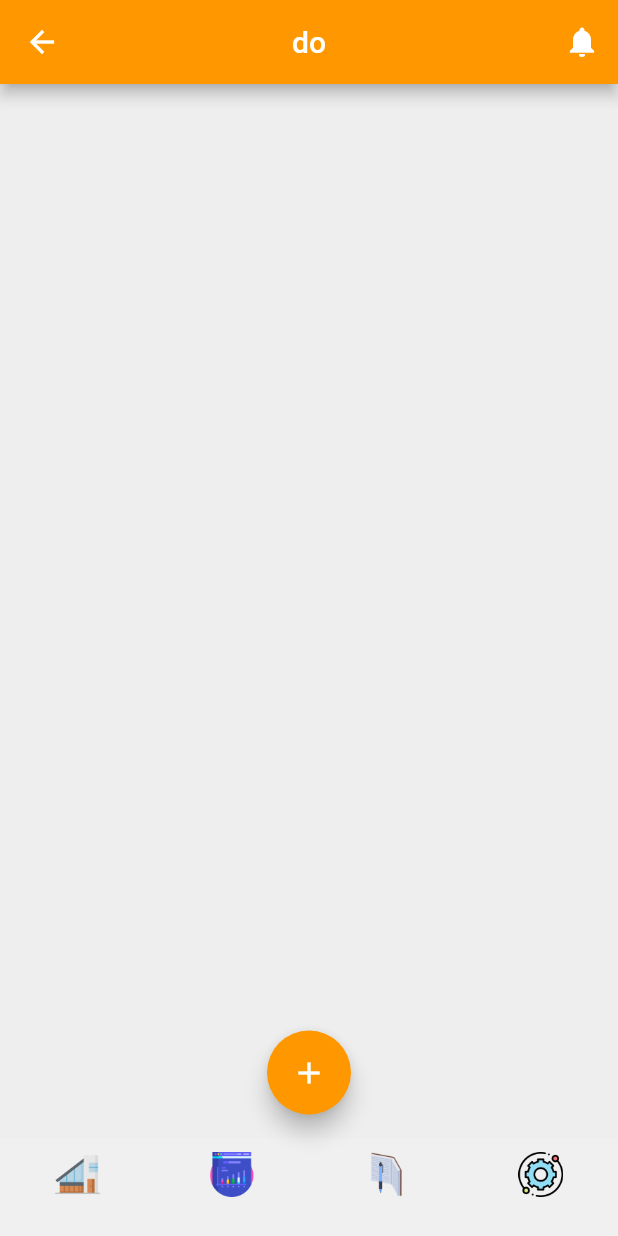
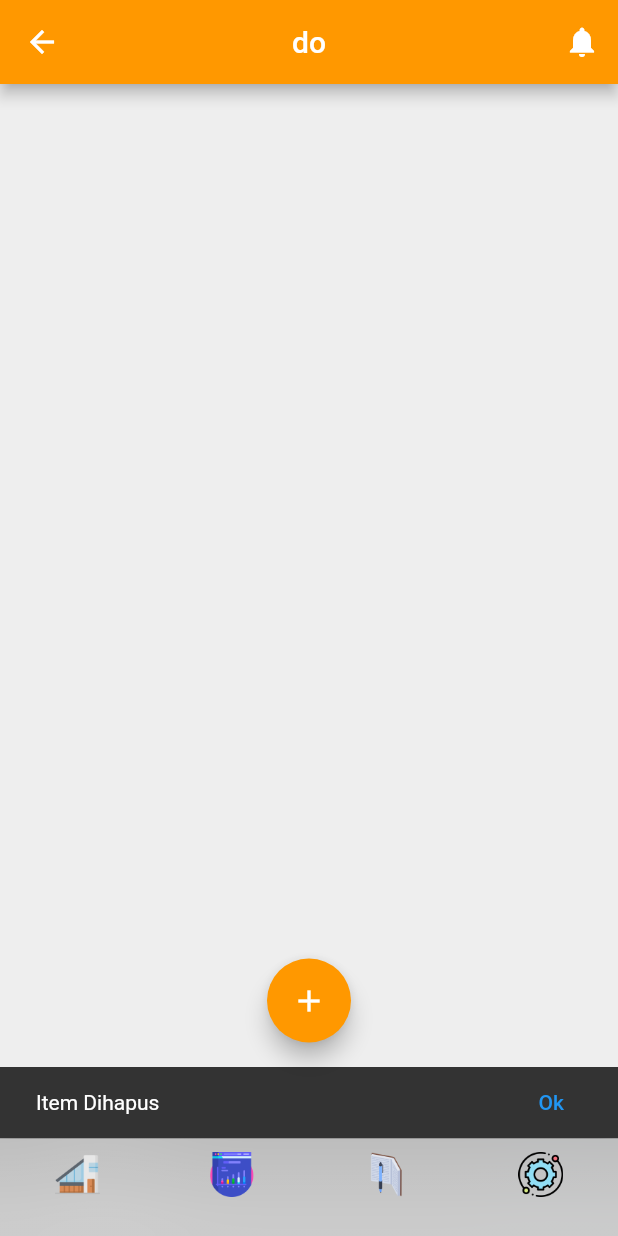
Before and after one commit to ryujinnnee/assist, a Flutter app: the Do screen opened by its route, item 3 of the bottom bar chosen, after a tap on the "delete forever" icon, on a phone screen of 412 x 824 dp. Run offline on Flutter 3.47's test engine with Material 2 defaults, Android fonts, the phone set to English and light mode, and no system bars; drawn by our look-alikes of glassmorphism; our stand-ins replace avatar_glow, carousel_slider, flutter_speed_dial, flutter_svg, shared_preferences; missing offline and left inert: flutter_dropdown_alert; accounts and stored records are empty; statements that could not run were skipped.

Commit message:
update lebaran

```diff
--- a/lib/page/do.dart
+++ b/lib/page/do.dart
@@ -23,6 +23,24 @@ class _DoState extends State<Do> {
     todos.add("Test gan");
   }
 
+  final snackBar = SnackBar(
+    content: const Text('Berhasil Menambah'),
+    action: SnackBarAction(
+      label: 'Ok',
+      onPressed: () {
+        // Some code to undo the change.
+      },
+    ),
+  );
+  final snackBar2 = SnackBar(
+    content: const Text('Item Dihapus'),
+    action: SnackBarAction(
+      label: 'Ok',
+      onPressed: () {
+        // Some code to undo the change.
+      },
+    ),
+  );
   @override
   Widget build(BuildContext context) {
     return Scaffold(
@@ -61,7 +79,9 @@ class _DoState extends State<Do> {
                         setState(() {
                           todos.add(input);
                         });
-                        Navigator.of(context).pop();
+                        // snackBar;
+                        // ScaffoldMessenger.of(context).showSnackBar(snackBar);
+                       Navigator.of(context).pop();
                       },
                       child: const Text("Tambah"),
                     )
@@ -96,6 +116,8 @@ class _DoState extends State<Do> {
                     setState(() {
                       todos.removeAt(index);
                     });
+                    snackBar2;
+                    ScaffoldMessenger.of(context).showSnackBar(snackBar2);
                   },
                 ),
               ),
```
Also changed, not shown: lib/masuk.dart (+14 -1 lines).
